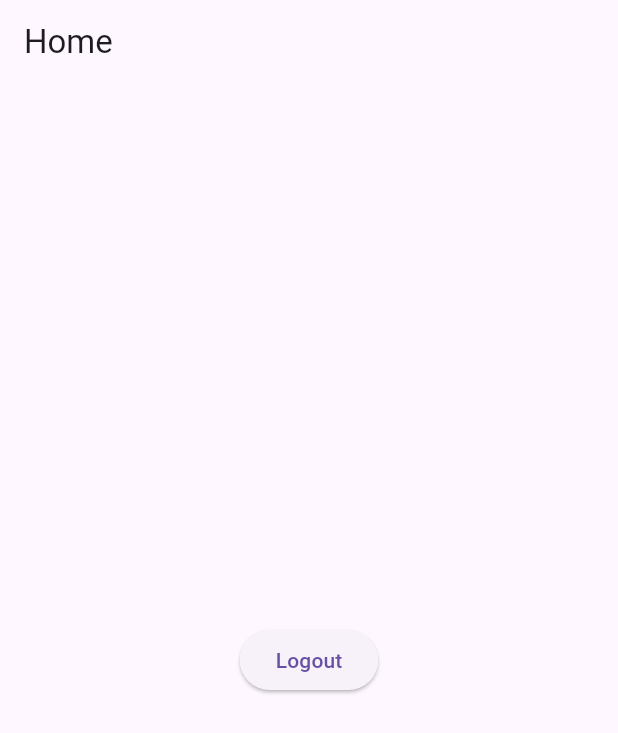
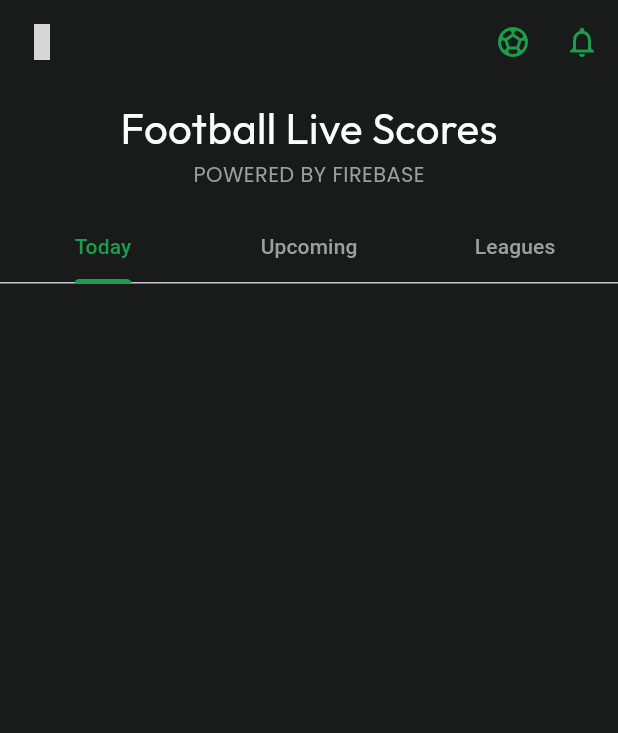
Before and after one commit to muhammednaseemtk/Football_Scoreboard_Firebase, a Flutter app: the HomeScreen screen opened directly, on a phone screen of 412 x 824 dp. Shown: the top 733 px of the screen. Run offline on Flutter 3.47's test engine with Material 3 defaults, Android fonts, the phone set to English and light mode, and no system bars; our stand-ins replace carousel_slider, cloud_firestore, firebase_auth, firebase_core, fluttertoast, google_fonts; missing offline and left inert: enefty_icons, new_loading_indicator; accounts and stored records are empty; network calls fail; grey boxes are pictures that could not be loaded.

Commit message:
home screen

```diff
--- a/lib/constant/app_font_family.dart
+++ b/lib/constant/app_font_family.dart
@@ -8,22 +8,43 @@ class AppFontFamily {
     color: AppColor.white,
     fontWeight: FontWeight.bold,
   );
+
   static final TextStyle scdheading = GoogleFonts.montserrat(
     fontSize: 15,
     color: AppColor.accentGreen,
     letterSpacing: 4,
     fontWeight: FontWeight.bold,
   );
+
   static final TextStyle txtField = GoogleFonts.montserrat(
     fontSize: 14,
     letterSpacing: 2,
     color: AppColor.shaded,
     fontWeight: FontWeight.bold,
   );
+
   static final TextStyle btn = GoogleFonts.montserrat(
     fontSize: 18,
     fontWeight: FontWeight.bold,
   );
+
   static final TextStyle txt = GoogleFonts.poppins(color: AppColor.shaded);
+
   static final TextStyle rgtbtn = GoogleFonts.poppins(color: AppColor.white);
+
+  static final TextStyle email = GoogleFonts.outfit(
+    color: AppColor.white,
+    fontWeight: FontWeight.bold,
+    fontSize: 15
+  );
+
+  static final TextStyle name = GoogleFonts.poppins(
+    color: AppColor.white,
+    fontWeight: FontWeight.w500
+  );
+
+  static final TextStyle txt1 = GoogleFonts.outfit(
+    color: AppColor.white,
+    fontSize: 28
+  );
 }
--- a/lib/service/user_service.dart
+++ b/lib/service/user_service.dart
@@ -6,12 +6,10 @@ class UserService {
     'users',
   );
 
-  //Create User
   Future<void> crUser(UserModel user) async {
     await users.doc(user.uid).set(user.toMap());
   }
 
-  //Get User
   Future<UserModel?> getUser(String uid) async {
     final doc = await users.doc(uid).get();
 
--- a/lib/view/home/home_screen.dart
+++ b/lib/view/home/home_screen.dart
@@ -1,36 +1,112 @@
+import 'package:enefty_icons/enefty_icons.dart';
 import 'package:firebase_auth/firebase_auth.dart';
 import 'package:flutter/material.dart';
-import 'package:fluttertoast/fluttertoast.dart';
-import 'package:football_scoreboard/service/auth_service.dart';
-import 'package:football_scoreboard/view/auth/login_screen.dart';
+import 'package:football_scoreboard/constant/app_color.dart';
+import 'package:football_scoreboard/constant/app_font_family.dart';
+import 'package:football_scoreboard/view/home/widget/custom_drawer.dart';
+import 'package:football_scoreboard/view/leagues/leagues_screen.dart';
+import 'package:football_scoreboard/view/today/today_screen.dart';
+import 'package:football_scoreboard/view/upcoming/upcoming_screen.dart';
 
-class HomeScreen extends StatelessWidget {
+class HomeScreen extends StatefulWidget {
   const HomeScreen({super.key});
+
+  @override
+  State<HomeScreen> createState() => _HomeScreenState();
+}
+
+class _HomeScreenState extends State<HomeScreen>
+    with SingleTickerProviderStateMixin {
+  final user = FirebaseAuth.instance.currentUser;
+
+  late TabController tabController;
+
+  @override
+  void initState() {
+    super.initState();
+    tabController = TabController(length: 3, vsync: this);
+  }
+
+  @override
+  void dispose() {
+    tabController.dispose();
+    super.dispose();
+  }
 
   @override
   Widget build(BuildContext context) {
     return Scaffold(
-      appBar: AppBar(title: Text('Home')),
-      body: Center(
-        child: Column(
-          mainAxisAlignment: MainAxisAlignment.center,
-          children: [
-            ElevatedButton(
-              onPressed: () async {
-                AuthService().logout();
+      backgroundColor: AppColor.darkGrey,
 
-                Navigator.pushAndRemoveUntil(
-                  context,
-                  MaterialPageRoute(builder: (_) => LoginScreen()),
-                  (route) => false,
-                );
+      drawer: CustomDrawer(),
 
-                Fluttertoast.showToast(msg: "Logged out success");
-              },
-              child: Text('Logout'),
+      appBar: AppBar(
+        backgroundColor: AppColor.darkGrey,
+        leading: Builder(
+          builder: (context) => IconButton(
+            onPressed: Scaffold.of(context).openDrawer,
+            icon: Icon(EneftyIcons.user_outline, color: AppColor.accentGreen),
+          ),
+        ),
+
+        title: Text(
+          user?.displayName ?? 'Football Fan',
+          style: AppFontFamily.name,
+        ),
+
+        actions: [
+          Row(
+            children: [
+              Icon(Icons.sports_soccer_outlined, color: AppColor.accentGreen),
+
+              SizedBox(width: 10),
+
+              IconButton(
+                onPressed: () {},
+                icon: Icon(
+                  Icons.notifications_none_outlined,
+                  color: AppColor.accentGreen,
+                ),
+              ),
+            ],
+          ),
+        ],
+      ),
+      body: Column(
+        children: [
+          SizedBox(height: 10),
+
+          Padding(
+            padding: const EdgeInsets.symmetric(horizontal: 70),
+            child: Text('Football Live Scores', style: AppFontFamily.txt1),
+          ),
+
+          Text('POWERED BY FIREBASE', style: AppFontFamily.txt),
+
+          SizedBox(height: 15),
+
+          TabBar(
+            controller: tabController,
+            indicatorColor: AppColor.accentGreen,
+            labelColor: AppColor.accentGreen,
+            unselectedLabelColor: AppColor.shaded,
+            tabs: const [
+              Tab(text: 'Today'),
+              Tab(text: 'Upcoming'),
+              Tab(text: 'Leagues'),
+            ],
+          ),
+          Expanded(
+            child: TabBarView(
+              controller: tabController,
+              children: const [
+                TodayScreen(),
+                UpcomingScreen(),
+                LeaguesScreen(),
+              ],
             ),
-          ],
-        ),
+          ),
+        ],
       ),
     );
   }
--- a/lib/view/splash/splah_screen.dart
+++ b/lib/view/splash/splah_screen.dart
@@ -3,6 +3,7 @@ import 'package:flutter/material.dart';
 import 'package:football_scoreboard/constant/app_color.dart';
 import 'package:football_scoreboard/constant/app_font_family.dart';
 import 'package:football_scoreboard/view/auth/login_screen.dart';
+import 'package:football_scoreboard/view/splash/auth_wrapper.dart';
 import 'package:google_fonts/google_fonts.dart';
 import 'package:new_loading_indicator/new_loading_indicator.dart';
 
@@ -24,7 +25,7 @@ class _SplahScreenState extends State<SplahScreen> {
     await Future.delayed(Duration(seconds: 5));
     Navigator.pushReplacement(
       context,
-      MaterialPageRoute(builder: (context) => LoginScreen()),
+      MaterialPageRoute(builder: (context) => AuthWrapper()),
     );
   }
 
--- /dev/null
+++ b/lib/view/today/today_screen.dart
@@ -0,0 +1,13 @@
+import 'package:flutter/material.dart';
+import 'package:football_scoreboard/constant/app_color.dart';
+
+class TodayScreen extends StatelessWidget {
+  const TodayScreen({super.key});
+
+  @override
+  Widget build(BuildContext context) {
+    return Scaffold(
+      backgroundColor: AppColor.darkGrey,
+    );
+  }
+}
--- a/pubspec.yaml
+++ b/pubspec.yaml
@@ -41,6 +41,8 @@ dependencies:
   carousel_slider: ^5.1.1
   new_loading_indicator: ^1.2.1
   cloud_firestore: ^6.1.2
+  provider: ^6.1.5+1
+  enefty_icons: ^1.0.10
 
 dev_dependencies:
   flutter_test:
```
Also changed, not shown: lib/controller/user_controller.dart (added, +27 -0 lines), lib/main.dart (+7 -2 lines), lib/service/auth_service.dart (+11 -5 lines), lib/view/auth/login_screen.dart (+33 -9 lines), lib/view/auth/register_screen.dart (+44 -11 lines), lib/view/home/widget/custom_drawer.dart (added, +87 -0 lines), lib/view/home/widget/drawer_items.dart (added, +30 -0 lines), lib/view/leagues/leagues_screen.dart (added, +13 -0 lines), lib/view/splash/auth_wrapper.dart (added, +50 -0 lines), lib/view/upcoming/upcoming_screen.dart (added, +11 -0 lines), pubspec.lock.
